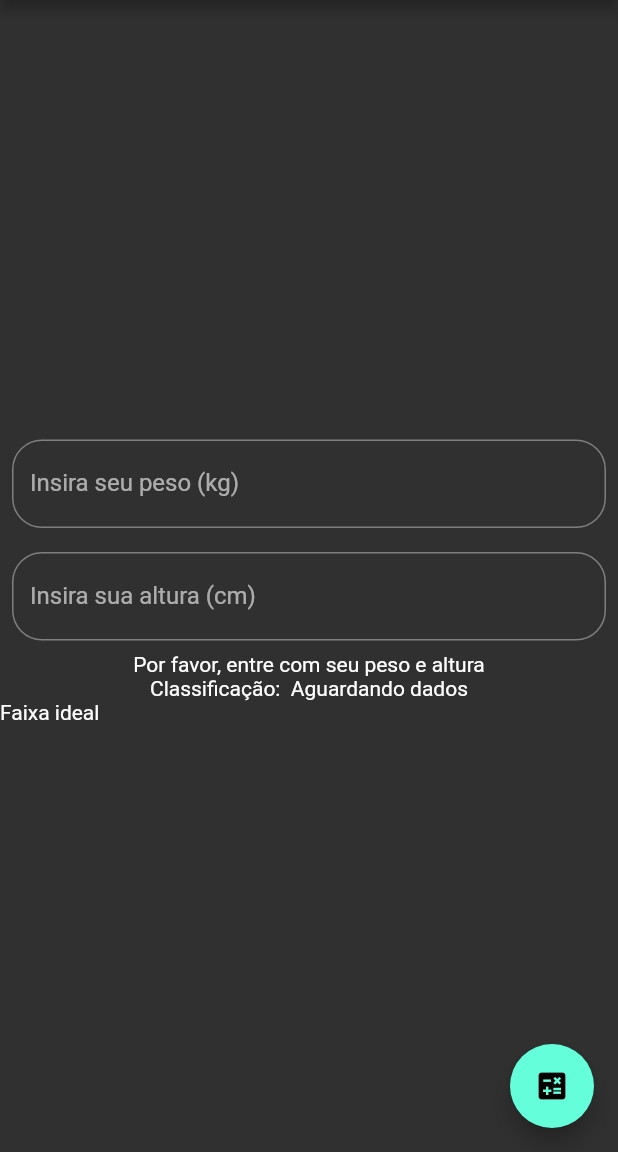
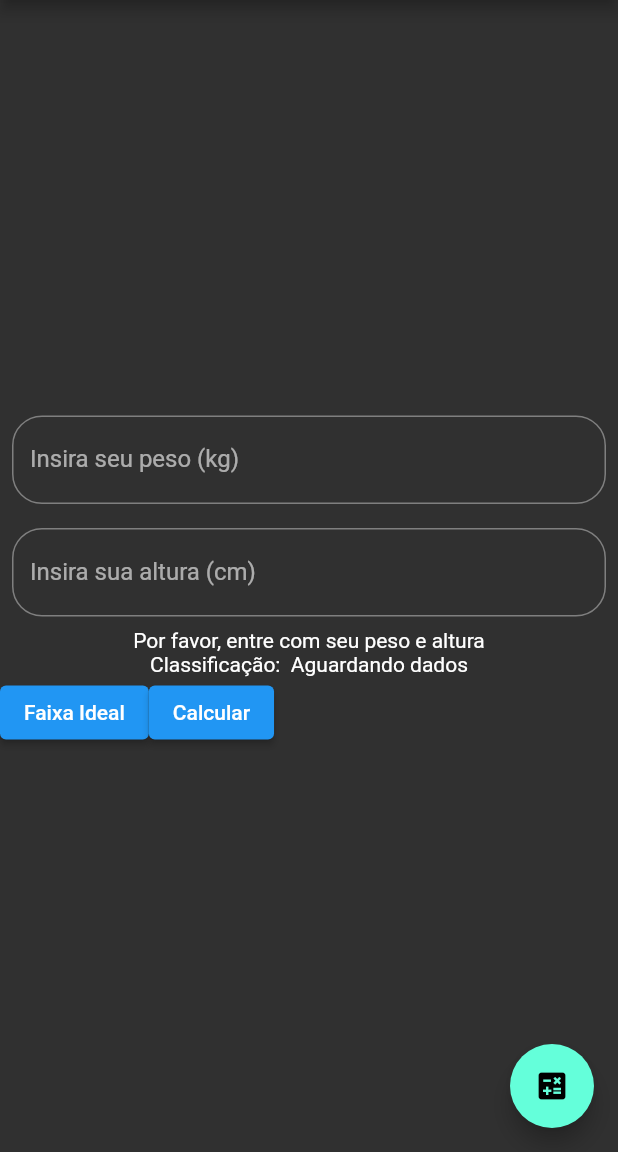
Before and after one commit to alex-cerlini/bmi_calculator, a Flutter app: the screen it shows after launch, on a phone screen of 412 x 824 dp, the part 84-1236 px from its top. Run offline on Flutter 3.47's test engine with Material 2 defaults, Android fonts, the phone set to English and light mode, and no system bars.

Commit message:
Set two buttons on the row

```diff
--- a/lib/main.dart
+++ b/lib/main.dart
@@ -97,7 +97,10 @@ class MyHomePageState extends State<MyHomePage> {
             Text("Classificação:  $classification"),
           Row(
             children: [
-              Text('Faixa ideal'),
+              ElevatedButton(onPressed: () {},
+               child: Text('Faixa Ideal'),),
+              ElevatedButton(onPressed: () {},
+               child: Text('Calcular'),),
             ],
           ),
           ],
```
